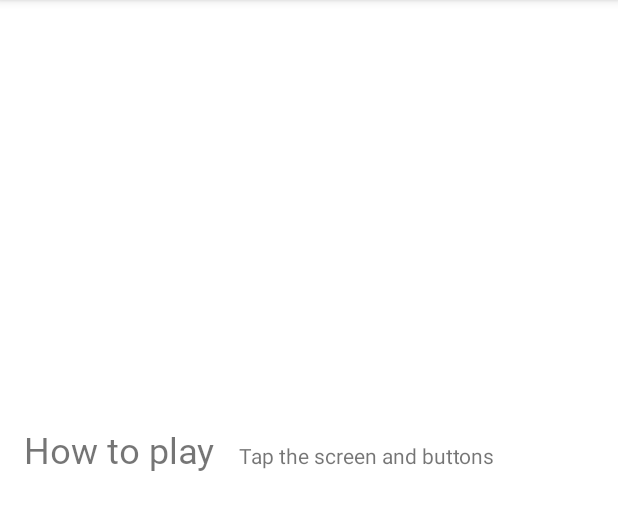
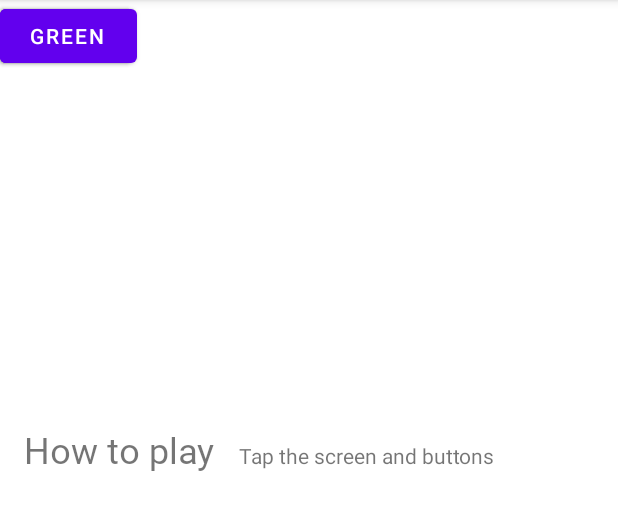
Before and after one commit to praveendias1180/ColorMyViews, an Android app: the screen it shows after launch (MainActivity), on a phone screen of 412 x 824 dp, the part 84-614 px from its top. Run offline under Robolectric (Android 15) with nearby library versions, the phone set to English and light mode, and no system bars.

Commit message:
Added 3 buttons

```diff
--- a/app/src/main/res/layout/activity_main.xml
+++ b/app/src/main/res/layout/activity_main.xml
@@ -98,4 +98,28 @@
         app:layout_constraintTop_toBottomOf="@+id/box_two_text"
         app:layout_constraintVertical_bias="0.155" />
 
+    <Button
+        android:id="@+id/red_button"
+        android:layout_width="wrap_content"
+        android:layout_height="wrap_content"
+        android:text="@string/button_red"
+        tools:layout_editor_absoluteX="16dp"
+        tools:layout_editor_absoluteY="645dp" />
+
+    <Button
+        android:id="@+id/yellow_button"
+        android:layout_width="wrap_content"
+        android:layout_height="wrap_content"
+        android:text="@string/button_yellow"
+        tools:layout_editor_absoluteX="158dp"
+        tools:layout_editor_absoluteY="645dp" />
+
+    <Button
+        android:id="@+id/green_button"
+        android:layout_width="wrap_content"
+        android:layout_height="wrap_content"
+        android:text="@string/button_green"
+        tools:layout_editor_absoluteX="299dp"
+        tools:layout_editor_absoluteY="644dp" />
+
 </androidx.constraintlayout.widget.ConstraintLayout>
```
